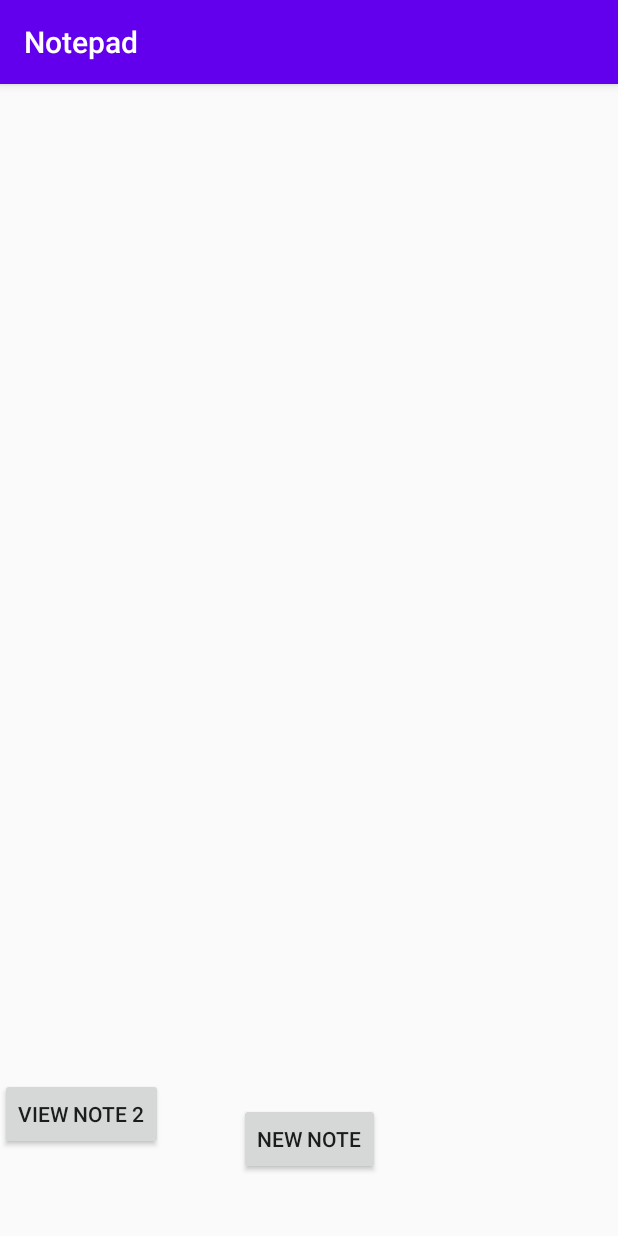
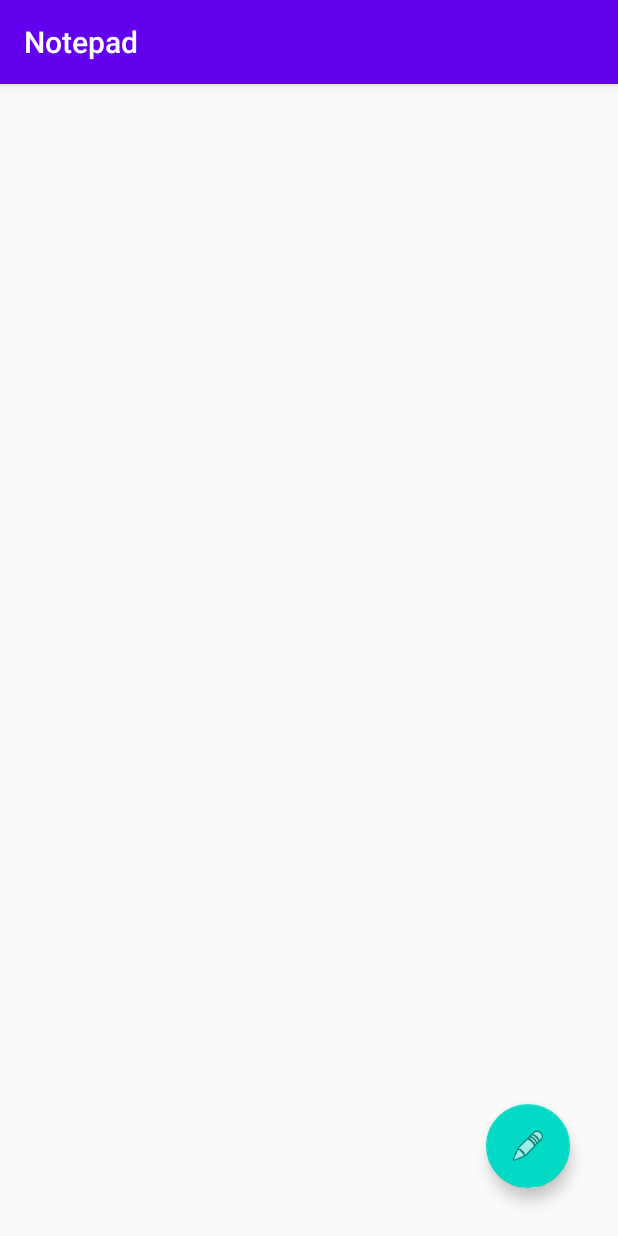
Before and after one commit to rafitj/lets-go-charmander, an Android app: the MainActivity screen opened directly, with no data from a screen before it, on a phone screen of 412 x 824 dp. Run offline under Robolectric (Android 15) with nearby library versions, the phone set to English and light mode, and no system bars.

Commit message:
fix and implement complete recycler view

```diff
--- a/a4/notepad/app/src/main/AndroidManifest.xml
+++ b/a4/notepad/app/src/main/AndroidManifest.xml
@@ -1,7 +1,10 @@
 <?xml version="1.0" encoding="utf-8"?>
 <manifest xmlns:android="http://schemas.android.com/apk/res/android"
           package="com.example.notepad">
-
+    <uses-permission
+            android:name="android.permission.WRITE_EXTERNAL_STORAGE" />
+    <uses-permission
+            android:name="android.permission.READ_EXTERNAL_STORAGE" />
     <application
             android:allowBackup="true"
             android:icon="@mipmap/ic_launcher"
--- a/a4/notepad/app/src/main/java/com/example/notepad/MainActivity.java
+++ b/a4/notepad/app/src/main/java/com/example/notepad/MainActivity.java
@@ -5,24 +5,43 @@ import android.os.Parcelable;
 import android.view.View;
 import androidx.appcompat.app.AppCompatActivity;
 import android.os.Bundle;
+import androidx.recyclerview.widget.LinearLayoutManager;
+import androidx.recyclerview.widget.RecyclerView;
 
+import java.io.*;
 import java.util.ArrayList;
 import java.util.HashMap;
 
 public class MainActivity extends AppCompatActivity {
-    private final static String noteIDListKey = "NOTE_IDS";
-    private final static String noteIDKey = "CURRENT_NOTE_ID";
+
+    private RecyclerView recyclerView;
+    private RecyclerView.Adapter mAdapter;
+    private RecyclerView.LayoutManager layoutManager;
 
     @Override
     protected void onCreate(Bundle savedInstanceState) {
         super.onCreate(savedInstanceState);
         setContentView(R.layout.activity_main);
-        if (savedInstanceState != null) {
-            ArrayList<String> noteIDs = savedInstanceState.getStringArrayList(noteIDListKey);
-            for (String id: noteIDs) {
-                System.out.println((Note) savedInstanceState.getParcelable(id));
+        File file = new File(this.getFilesDir(), "/noteIds");
+
+        recyclerView = (RecyclerView) findViewById(R.id.noteListRecyclerView);
+        recyclerView.setHasFixedSize(true);
+
+        layoutManager = new LinearLayoutManager(this);
+        recyclerView.setLayoutManager(layoutManager);
+
+        ArrayList<String> noteIds = new ArrayList<>();
+        if (file.isFile()){
+            try {
+                FileInputStream fileInputStream = new FileInputStream(file);
+                ObjectInputStream oi = new ObjectInputStream(fileInputStream);
+                noteIds = (ArrayList<String>) oi.readObject();
+            } catch (Exception ex) {
+                ex.printStackTrace();
             }
         }
+        mAdapter = new NoteListAdapter(noteIds);
+        recyclerView.setAdapter(mAdapter);
     }
 
     public void createNewNote(View view){
@@ -30,18 +49,4 @@ public class MainActivity extends AppCompatActivity {
         startActivity(intent);
     }
 
-    public void viewNote(View view){
-        Intent intent = new Intent(this, EditActivity.class);
-        intent.putExtra(noteIDKey,"note2");
-        startActivity(intent);
-    }
-
-    @Override
-    protected void onSaveInstanceState(Bundle outState) {
-        System.out.println("Called Here");
-//        outState.putParcelable(notesDataKey, (Parcelable) notesData);
-        super.onSaveInstanceState(outState);
-    }
-
-
 }
--- a/a4/notepad/app/src/main/res/layout/activity_main.xml
+++ b/a4/notepad/app/src/main/res/layout/activity_main.xml
@@ -8,27 +8,21 @@
         tools:context=".MainActivity">
 
     <androidx.recyclerview.widget.RecyclerView
-            android:layout_width="349dp"
-            android:layout_height="622dp"
-            android:id="@+id/recyclerView" app:layout_constraintTop_toTopOf="parent" android:layout_marginTop="24dp"
+            android:layout_width="0dp"
+            android:layout_height="wrap_content"
+            android:id="@+id/noteListRecyclerView" app:layout_constraintTop_toTopOf="parent"
+            android:layout_marginTop="24dp"
             app:layout_constraintStart_toStartOf="parent" android:layout_marginStart="16dp"
             app:layout_constraintEnd_toEndOf="parent" android:layout_marginEnd="16dp"
-            app:layout_constraintBottom_toTopOf="@+id/button"/>
-    <Button
-            android:text="New Note"
+    />
+    <com.google.android.material.floatingactionbutton.FloatingActionButton
             android:layout_width="wrap_content"
-            android:layout_height="wrap_content" android:id="@+id/button"
-            android:layout_marginEnd="158dp" app:layout_constraintEnd_toEndOf="parent"
-            app:layout_constraintStart_toStartOf="parent" android:layout_marginStart="158dp"
-            android:layout_marginBottom="24dp" app:layout_constraintBottom_toBottomOf="parent"
-            app:layout_constraintTop_toBottomOf="@+id/recyclerView"
+            android:layout_height="wrap_content"
+            android:clickable="true" app:srcCompat="@android:drawable/ic_menu_edit"
+            android:id="@+id/newNoteFab"
+            app:layout_constraintBottom_toBottomOf="parent"
+            android:layout_marginBottom="32dp" app:layout_constraintEnd_toEndOf="parent"
+            android:layout_marginEnd="32dp"
             android:onClick="createNewNote"/>
-    <Button
-            android:text="view note 2"
-            android:layout_width="wrap_content"
-            android:layout_height="wrap_content" android:id="@+id/button2"
-            app:layout_constraintTop_toBottomOf="@+id/recyclerView"
-            android:onClick="viewNote"
-            tools:layout_editor_absoluteX="253dp"/>
 
 </androidx.constraintlayout.widget.ConstraintLayout>
```
Also changed, not shown: a4/notepad/app/src/main/java/com/example/notepad/EditActivity.java (+71 -24 lines), a4/notepad/app/src/main/java/com/example/notepad/Note.java (+9 -3 lines), a4/notepad/app/src/main/java/com/example/notepad/NoteListAdapter.java (added, +98 -0 lines), a4/notepad/app/src/main/res/layout/activity_edit.xml (+23 -15 lines), a4/notepad/app/src/main/res/layout/list_item.xml (added, +27 -0 lines).
